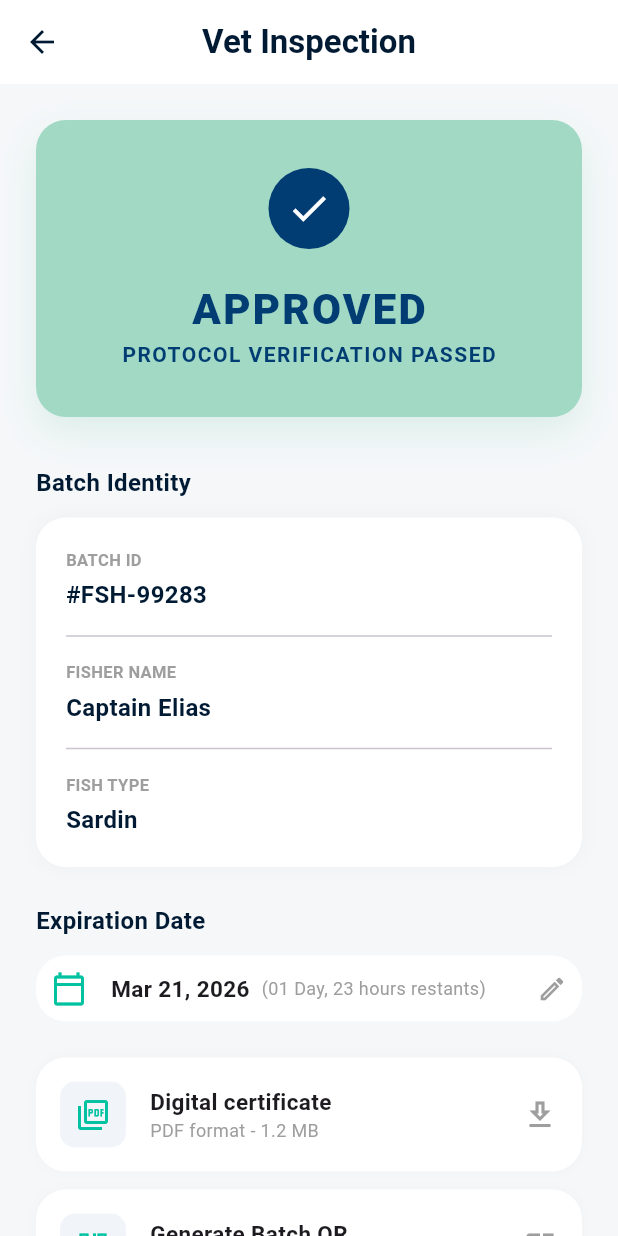
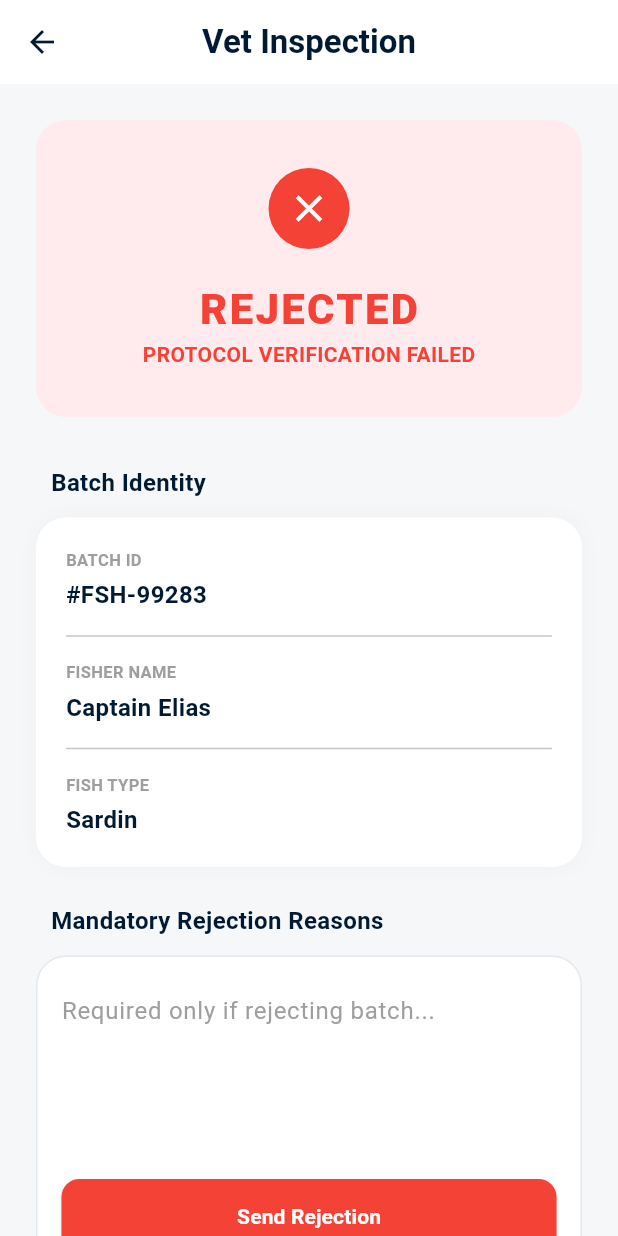
Before and after one commit to Hakoesi16/projet-global, a Flutter app: the screen it shows after launch, on a phone screen of 412 x 824 dp. Run offline on Flutter 3.47's test engine with Material 3 defaults, Android fonts, the phone set to English and light mode, and no system bars; our stand-ins replace bloc, equatable, flutter_bloc, google_sign_in, image_picker; missing offline and left inert: checkmark, flutter_facebook_auth.

Commit message:
Rejection page

```diff
--- a/lib/cubit/authcubit.dart
+++ b/lib/cubit/authcubit.dart
@@ -183,6 +183,35 @@
 //       emit(AuthError(e.toString()));
 //     }
 //   }
+
+  Future<void> sendRejectionReason({
+    required String batchId,
+    required String reason,
+    required String token,
+  }) async {
+    try {    emit(AuthLoading());
+    final response = await http.post(
+      Uri.parse("$_baseUrl/api/reject-batch"),
+      headers: {
+        "Content-Type": "application/json",
+        "Authorization": "Bearer $token",
+      },
+      body: jsonEncode({
+        "batchId": batchId,
+        "reason": reason,
+      }),
+    );
+
+    if (response.statusCode == 200) {
+      // Vous pouvez émettre un état de succès ici
+      emit(InspectionDataLoaded(jsonDecode(response.body)));
+    } else {
+      emit(AuthError("Failed to send rejection"));
+    }
+    } catch (e) {
+      emit(AuthError(e.toString()));
+    }
+  }
   // --- VET INSPECTION DATA ---par simulation
   Future<void> fetchInspectionDetails(String batchId, String token) async {
     try {
--- /dev/null
+++ b/lib/executt/failedverfc.dart
@@ -0,0 +1,323 @@
+import 'package:flutter/material.dart';
+import 'package:flutter_bloc/flutter_bloc.dart';
+import 'package:url_launcher/url_launcher.dart';
+import '../cubit/authcubit.dart';
+import '../cubit/authstate.dart';
+
+class FailedvetPage extends StatefulWidget {
+  final String batchId;
+  final String token;
+
+  const FailedvetPage({super.key, required this.batchId, required this.token});
+
+  @override
+  State<FailedvetPage> createState() => _FailedvetPageState();
+}
+
+class _FailedvetPageState extends State<FailedvetPage> {
+  final TextEditingController _rejectionController = TextEditingController();
+
+  @override
+  void initState() {
+    super.initState();
+    _loadData();
+  }
+
+  void _loadData() {
+    context.read<AuthCubit>().fetchInspectionDetails(widget.batchId, widget.token);
+  }
+
+  @override
+  void dispose() {
+    _rejectionController.dispose();
+    super.dispose();
+  }
+
+  void _submitRejection() {
+    if (_rejectionController.text.isNotEmpty) {
+      context.read<AuthCubit>().sendRejectionReason(
+        batchId: widget.batchId,
+        reason: _rejectionController.text,
+        token: widget.token,
+      );
+    } else {
+      ScaffoldMessenger.of(context).showSnackBar(
+        const SnackBar(content: Text("Please provide a rejection reason")),
+      );
+    }
+  }
+
+  Future<void> _downloadCertificate(String? url) async {
+    final Uri uri = Uri.parse(url ?? "https://www.w3.org/WAI/ER/tests/xhtml/testfiles/resources/pdf/dummy.pdf");
+    if (!await launchUrl(uri, mode: LaunchMode.externalApplication)) {
+      if (mounted) {
+        ScaffoldMessenger.of(context).showSnackBar(
+          const SnackBar(content: Text("Could not launch download")),
+        );
+      }
+    }
+  }
+
+  void _showQRCode(String batchId) {
+    showDialog(
+      context: context,
+      builder: (context) => AlertDialog(
+        shape: RoundedRectangleBorder(borderRadius: BorderRadius.circular(20)),
+        title: const Text("Batch QR Code", textAlign: TextAlign.center),
+        content: Column(
+          mainAxisSize: MainAxisSize.min,
+          children: [
+            Container(
+              width: 200,
+              height: 200,
+              decoration: BoxDecoration(
+                border: Border.all(color: const Color(0xFF013D73), width: 2),
+                borderRadius: BorderRadius.circular(10),
+              ),
+              child: const Icon(Icons.qr_code_2, size: 150, color: Color(0xFF013D73)),
+            ),
+            const SizedBox(height: 16),
+            Text("ID: $batchId", style: const TextStyle(fontWeight: FontWeight.bold)),
+          ],
+        ),
+        actions: [
+          TextButton(
+            onPressed: () => Navigator.pop(context),
+            child: const Text("Close"),
+          )
+        ],
+      ),
+    );
+  }
+
+  @override
+  Widget build(BuildContext context) {
+    return Scaffold(
+      backgroundColor: const Color(0xFFF5F7F9),
+      appBar: AppBar(
+        backgroundColor: Colors.white,
+        elevation: 0,
+        leading: IconButton(
+          icon: const Icon(Icons.arrow_back, color: Color(0xFF011A33)),
+          onPressed: () => Navigator.pop(context),
+        ),
+        title: const Text(
+          "Vet Inspection",
+          style: TextStyle(color: Color(0xFF011A33), fontWeight: FontWeight.bold),
+        ),
+        centerTitle: true,
+      ),
+      body: BlocBuilder<AuthCubit, AuthState>(
+        builder: (context, state) {
+          if (state is AuthLoading) {
+            return const Center(child: CircularProgressIndicator());
+          }
+
+          if (state is InspectionDataLoaded) {
+            final data = state.data;
+            return SingleChildScrollView(
+              padding: const EdgeInsets.all(24),
+              child: Column(
+                crossAxisAlignment: CrossAxisAlignment.start,
+                children: [
+                  _buildStatusCard(),
+                  const SizedBox(height: 32),
+                  _buildSectionTitle("Batch Identity"),
+                  const SizedBox(height: 12),
+                  _buildIdentityCard(data),
+                  const SizedBox(height: 24),
+                  _buildSectionTitle("Mandatory Rejection Reasons"),
+                  const SizedBox(height: 12),
+                  _buildRejectionInputCard(),
+                  const SizedBox(height: 24),
+                  _buildActionCard(
+                    icon: Icons.picture_as_pdf_outlined,
+                    title: "Digital certificate",
+                    subtitle: "PDF format - 1.2 MB",
+                    actionIcon: Icons.download_outlined,
+                    onTap: () => _downloadCertificate(data["pdfUrl"]),
+                  ),
+                  const SizedBox(height: 12),
+                  _buildActionCard(
+                    icon: Icons.qr_code_2_outlined,
+                    title: "Generate Batch QR",
+                    subtitle: "Scan to verify authenticity",
+                    actionIcon: Icons.open_in_new_outlined,
+                    onTap: () => _showQRCode(data["batchId"]),
+                  ),
+                ],
+              ),
+            );
+          }
+
+          return Center(
+            child: ElevatedButton(
+              onPressed: _loadData,
+              child: const Text("Retry"),
+            ),
+          );
+        },
+      ),
+    );
+  }
+
+  Widget _buildStatusCard() {
+    return Container(
+      width: double.infinity,
+      padding: const EdgeInsets.all(32),
+      decoration: BoxDecoration(
+        color: const Color(0xFFFFEBEE), // Rouge très clair pour Rejeté
+        borderRadius: BorderRadius.circular(20),
+      ),
+      child: Column(
+        children: [
+          Container(
+            padding: const EdgeInsets.all(12),
+            decoration: const BoxDecoration(
+              color: Colors.red,
+              shape: BoxShape.circle,
+            ),
+            child: const Icon(Icons.close, color: Colors.white, size: 30),
+          ),
+          const SizedBox(height: 20),
+          const Text("REJECTED",
+            style: TextStyle(
+              color: Colors.red,
+              fontSize: 28,
+              fontWeight: FontWeight.w900,
+              letterSpacing: 1.5,
+            ),
+          ),
+          const Text(
+            "PROTOCOL VERIFICATION FAILED",
+            style: TextStyle(
+              color: Colors.red,
+              fontSize: 14,
+              fontWeight: FontWeight.bold,
+            ),
+          ),
+        ],
+      ),
+    );
+  }
+
+  Widget _buildSectionTitle(String title) {
+    return Container(
+      padding: EdgeInsets.only(left: 10),
+      child: Text(
+        title,
+        style: const TextStyle(
+          fontSize: 16,
+          fontWeight: FontWeight.bold,
+          color: Color(0xFF011A33),
+        ),
+      ),
+    );
+  }
+
+  Widget _buildIdentityCard(Map<String, dynamic> data) {
+    return Container(
+      padding: const EdgeInsets.all(20),
+      decoration: BoxDecoration(
+        color: Colors.white,
+        borderRadius: BorderRadius.circular(20),
+        boxShadow: [BoxShadow(color: Colors.black.withValues(alpha: 0.03), blurRadius: 10)],
+      ),
+      child: Column(
+        children: [
+          _buildIdentityItem("BATCH ID", data["batchId"]),
+          const Divider(height: 32),
+          _buildIdentityItem("FISHER NAME", data["fisherName"]),
+          const Divider(height: 32),
+          _buildIdentityItem("FISH TYPE", data["fishType"]),
+        ],
+      ),
+    );
+  }
+
+  Widget _buildIdentityItem(String label, String value) {
+    return Row(
+      children: [
+        Column(
+          crossAxisAlignment: CrossAxisAlignment.start,
+          children: [
+            Text(label, style: const TextStyle(color: Colors.grey, fontSize: 11, fontWeight: FontWeight.bold)),
+            const SizedBox(height: 4),
+            Text(value, style: const TextStyle(fontSize: 16, fontWeight: FontWeight.bold, color: Color(0xFF011A33))),
+          ],
+        ),
+      ],
+    );
+  }
+
+  Widget _buildRejectionInputCard() {
+    return Container(
+      padding: const EdgeInsets.all(16),
+      decoration: BoxDecoration(
+        color: Colors.white,
+        borderRadius: BorderRadius.circular(20),
+        border: Border.all(color: const Color(0xFFE2E8F0)),
+      ),
+      child: Column(
+        children: [
+          TextField(
+            controller: _rejectionController,
+            maxLines: 4,
+            decoration: const InputDecoration(
+              hintText: "Required only if rejecting batch...",
+              hintStyle: TextStyle(color: Colors.grey),
+              border: InputBorder.none,
+            ),
+          ),
+          const SizedBox(height: 20),
+          ElevatedButton(
+            onPressed: _submitRejection,
+            style: ElevatedButton.styleFrom(
+              backgroundColor: Colors.red,
+              minimumSize: const Size(double.infinity, 50),
+              shape: RoundedRectangleBorder(borderRadius: BorderRadius.circular(12)),
+            ),
+            child: const Text("Send Rejection", style: TextStyle(color: Colors.white, fontWeight: FontWeight.bold)),
+          ),
+        ],
+      ),
+    );
+  }
+
+  Widget _buildActionCard({required IconData icon, required String title, String? subtitle, required IconData actionIcon, VoidCallback? onTap}) {
+    return GestureDetector(
+      onTap: onTap,
+      child: Container(
+        padding: const EdgeInsets.all(16),
+        decoration: BoxDecoration(
+          color: Colors.white,
+          borderRadius: BorderRadius.circular(20),
+        ),
+        child: Row(
+          children: [
+            Container(
+              padding: const EdgeInsets.all(10),
+              decoration: BoxDecoration(
+                color: const Color(0xFFF1F5F9),
+                borderRadius: BorderRadius.circular(10),
+              ),
+              child: Icon(icon, color: Colors.red),
+            ),
+            const SizedBox(width: 16),
+            Expanded(
+              child: Column(
+                crossAxisAlignment: CrossAxisAlignment.start,
+                children: [
+                  Text(title, style: const TextStyle(fontWeight: FontWeight.bold, fontSize: 15)),
+                  if (subtitle != null)
+                    Text(subtitle, style: const TextStyle(color: Colors.grey, fontSize: 12)),
+                ],
+              ),
+            ),
+            Icon(actionIcon, color: Colors.grey),
+          ],
+        ),
+      ),
+    );
+  }
+}
--- a/lib/main.dart
+++ b/lib/main.dart
@@ -4,6 +4,7 @@
 import 'package:send/executt/succes.dart';
 
 import 'cubit/authcubit.dart';
+import 'executt/failedverfc.dart';
 import 'executt/fileinfo.dart';
 import 'executt/succesverfc.dart';
 
@@ -21,7 +22,7 @@
   @override
   Widget build(BuildContext context) {
     return MaterialApp(
-      home: VetInspectionPage(token: '', batchId: '',),
+      home: FailedvetPage(token: '', batchId: '',),
     );
   }
 }
```
